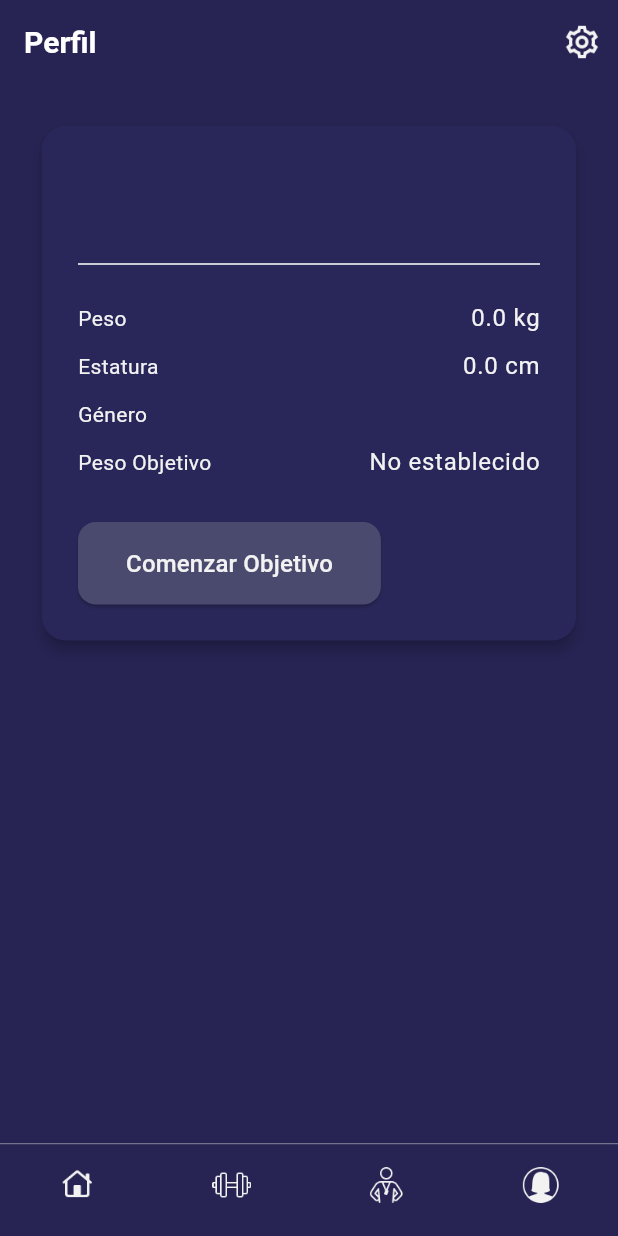
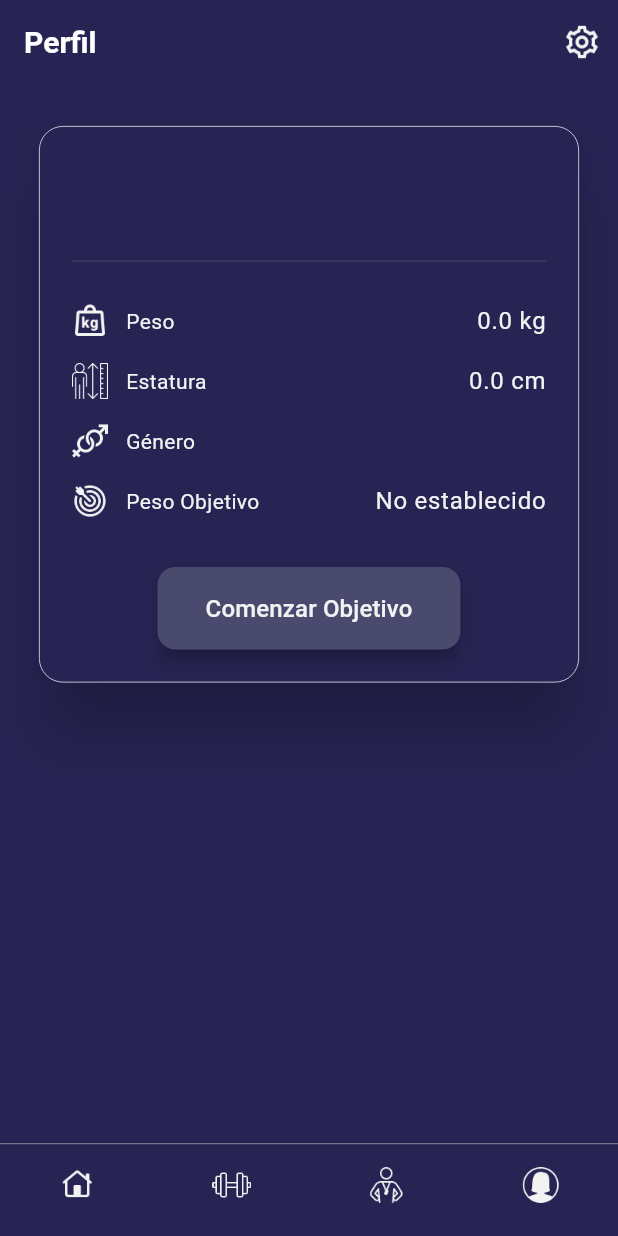
Before and after one commit to svillalba8/track_fit_app, a Flutter app: the screen it shows once a user with an empty profile is signed in, item 4 of the bottom bar chosen, on a phone screen of 412 x 824 dp. Run offline on Flutter 3.47's test engine with Material 3 defaults, Android fonts, the light colour scheme and no system bars; our stand-ins replace flutter_bloc, flutter_dotenv, get_it, go_router, supabase_flutter; accounts and stored records are empty; network calls fail.

Commit message:
Mejoras visuales en profilePage

```diff
--- a/lib/core/navigation/app_router.dart
+++ b/lib/core/navigation/app_router.dart
@@ -8,7 +8,6 @@ import 'package:track_fit_app/core/constants.dart';
 import 'package:track_fit_app/core/navigation/main_scaffold.dart';
 import 'package:track_fit_app/core/utils/steram_listenable.dart';
 import 'package:track_fit_app/features/home/home_page.dart';
-import 'package:track_fit_app/features/profile/edit_goal_page.dart';
 import 'package:track_fit_app/features/profile/profile_page.dart';
 import 'package:track_fit_app/features/routines/routine_page.dart';
 import 'package:track_fit_app/features/settings/user_settings_page.dart';
--- a/lib/features/profile/profile_page.dart
+++ b/lib/features/profile/profile_page.dart
@@ -1,10 +1,8 @@
 import 'package:flutter/material.dart';
 import 'package:go_router/go_router.dart';
 import 'package:supabase_flutter/supabase_flutter.dart';
-import 'package:track_fit_app/core/constants.dart';
 import 'package:track_fit_app/core/utils/snackbar_utils.dart';
 import 'package:track_fit_app/data/di.dart';
-import 'package:track_fit_app/features/settings/user_settings_page.dart';
 import 'package:track_fit_app/models/progreso_model.dart';
 import 'package:track_fit_app/models/usuario_model.dart';
 import 'package:track_fit_app/services/progreso_service.dart';
@@ -65,7 +63,9 @@ class _ProfilePageState extends State<ProfilePage> {
 
   @override
   Widget build(BuildContext context) {
-    final theme = Theme.of(context);
+    final actualTheme = Theme.of(context);
+    const grosorCard = 0.5;
+    const sombraCard = 20.0;
 
     if (isLoading) {
       return const Scaffold(body: Center(child: CircularProgressIndicator()));
@@ -87,7 +87,7 @@ class _ProfilePageState extends State<ProfilePage> {
               'assets/icons/engranaje_ajustes.png',
               width: 26,
               height: 26,
-              color: theme.colorScheme.secondary,
+              color: actualTheme.colorScheme.secondary,
             ),
             onPressed: () async {
               final updatedUsuario = await context.push<UsuarioModel>(
@@ -104,24 +104,30 @@ class _ProfilePageState extends State<ProfilePage> {
       ),
 
       body: SingleChildScrollView(
-        padding: const EdgeInsets.symmetric(horizontal: 24.0),
+        padding: const EdgeInsets.symmetric(horizontal: 22.0),
         child: Column(
           children: [
             const SizedBox(height: 24),
             Card(
-              elevation: 4,
+              elevation: sombraCard,
+              color: Theme.of(context).colorScheme.primary,
+              shadowColor: Colors.black.withAlpha(255),
               shape: RoundedRectangleBorder(
                 borderRadius: BorderRadius.circular(16),
+                side: BorderSide(
+                  color: Theme.of(context).colorScheme.secondary,
+                  width: grosorCard,
+                ),
               ),
               child: Padding(
-                padding: const EdgeInsets.all(24.0),
+                padding: const EdgeInsets.all(22.0),
                 child: Column(
                   crossAxisAlignment: CrossAxisAlignment.start,
                   children: [
                     // Usuario y descripción
                     Text(
                       usuario!.nombreUsuario,
-                      style: theme.textTheme.headlineMedium,
+                      style: actualTheme.textTheme.headlineMedium,
                     ),
                     if (usuario!.descripcion != null &&
                         usuario!.descripcion!.isNotEmpty)
@@ -129,19 +135,32 @@ class _ProfilePageState extends State<ProfilePage> {
                         padding: const EdgeInsets.only(top: 8.0),
                         child: Text(
                           usuario!.descripcion!,
-                          style: theme.textTheme.bodyLarge,
+                          style: actualTheme.textTheme.bodyLarge,
                         ),
                       ),
 
                     const SizedBox(height: 24),
-                    Divider(color: theme.dividerColor),
+                    Divider(color: actualTheme.dividerColor, thickness: 0.1),
 
                     // Información física
                     const SizedBox(height: 12),
-                    _infoRow('Peso', '${usuario!.peso} kg'),
-                    _infoRow('Estatura', '${usuario!.estatura} cm'),
-                    _infoRow('Género', usuario!.genero),
                     _infoRow(
+                      'assets/icons/peso_kg.png',
+                      'Peso',
+                      '${usuario!.peso} kg',
+                    ),
+                    _infoRow(
+                      'assets/icons/estatura.png',
+                      'Estatura',
+                      '${usuario!.estatura} cm',
+                    ),
+                    _infoRow(
+                      'assets/icons/generos.png',
+                      'Género',
+                      usuario!.genero,
+                    ),
+                    _infoRow(
+                      'assets/icons/objetivo.png',
                       'Peso Objetivo',
                       '${progreso?.objetivoPeso ?? 'No establecido'}',
                     ),
@@ -149,10 +168,13 @@ class _ProfilePageState extends State<ProfilePage> {
                     const SizedBox(height: 24),
 
                     // Botón de editar
-                    CustomButton(
-                      text: 'Comenzar Objetivo',
-                      actualTheme: theme,
-                      onPressed: () async {},
+                    Align(
+                      alignment: Alignment.center,
+                      child: CustomButton(
+                        text: 'Comenzar Objetivo',
+                        actualTheme: actualTheme,
+                        onPressed: () async {},
+                      ),
                     ),
                   ],
                 ),
@@ -164,11 +186,18 @@ class _ProfilePageState extends State<ProfilePage> {
     );
   }
 
-  Widget _infoRow(String label, String value) {
+  Widget _infoRow(String iconString, String label, String value) {
     return Padding(
-      padding: const EdgeInsets.symmetric(vertical: 4.0),
+      padding: const EdgeInsets.symmetric(vertical: 8.0),
       child: Row(
         children: [
+          Image.asset(
+            iconString,
+            width: 24,
+            height: 24,
+            color: Theme.of(context).colorScheme.secondary,
+          ),
+          const SizedBox(width: 12),
           Expanded(
             child: Text(label, style: Theme.of(context).textTheme.bodyMedium),
           ),
--- a/lib/features/settings/user_settings_page.dart
+++ b/lib/features/settings/user_settings_page.dart
@@ -66,6 +66,7 @@ class UserSettingsPage extends StatelessWidget {
             },
           ),
           const SizedBox(height: 24), // separación visual
+          Divider(color: Colors.red.withValues(alpha: 0.5), height: 0.1),
           Container(
             color: Colors.red.withValues(alpha: 0.10),
             child: ListTile(
@@ -77,6 +78,7 @@ class UserSettingsPage extends StatelessWidget {
               onTap: () => _confirmLogout(context),
             ),
           ),
+          Divider(color: Colors.red.withValues(alpha: 0.5), height: 0.1),
         ],
       ),
     );
--- a/lib/widgets/custom_button.dart
+++ b/lib/widgets/custom_button.dart
@@ -5,18 +5,30 @@ class CustomButton extends StatelessWidget {
   final VoidCallback onPressed;
   final ThemeData actualTheme;
 
-  const CustomButton({super.key, required this.text, required this.onPressed, required this.actualTheme});
+  const CustomButton({
+    super.key,
+    required this.text,
+    required this.onPressed,
+    required this.actualTheme,
+  });
 
   @override
   Widget build(BuildContext context) {
     return ElevatedButton(
       style: ElevatedButton.styleFrom(
+        elevation: 5,
         backgroundColor: actualTheme.colorScheme.tertiary,
         padding: EdgeInsets.symmetric(horizontal: 32, vertical: 16),
         shape: RoundedRectangleBorder(borderRadius: BorderRadius.circular(12)),
       ),
       onPressed: onPressed,
-      child: Text(text, style: TextStyle(color: actualTheme.colorScheme.secondary, fontSize: 16)),
+      child: Text(
+        text,
+        style: TextStyle(
+          color: actualTheme.colorScheme.secondary,
+          fontSize: 16,
+        ),
+      ),
     );
   }
 }
--- a/lib/widgets/custom_icon_button.dart
+++ b/lib/widgets/custom_icon_button.dart
@@ -20,6 +20,7 @@ class CustomIconButton extends StatelessWidget {
     if (texto != null) {
       return ElevatedButton.icon(
         style: ElevatedButton.styleFrom(
+          elevation: 5,
           backgroundColor: actualTheme.colorScheme.tertiary,
           padding: EdgeInsets.all(8),
           shape: RoundedRectangleBorder(
```
Also changed, not shown: assets/icons/estatura.png (added), assets/icons/generos.png (added), assets/icons/objetivo.png (added), assets/icons/peso_kg.png (renamed from assets/icons/peso-kg.png), lib/auth/widgets/email_field.dart (line endings or trailing spaces).
